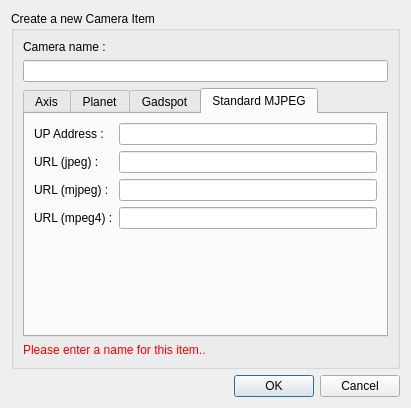
This is data/DialogNewCamera.ui in calaos/calaos_installer as Qt 5 draws it before an edit. The edited form follows.
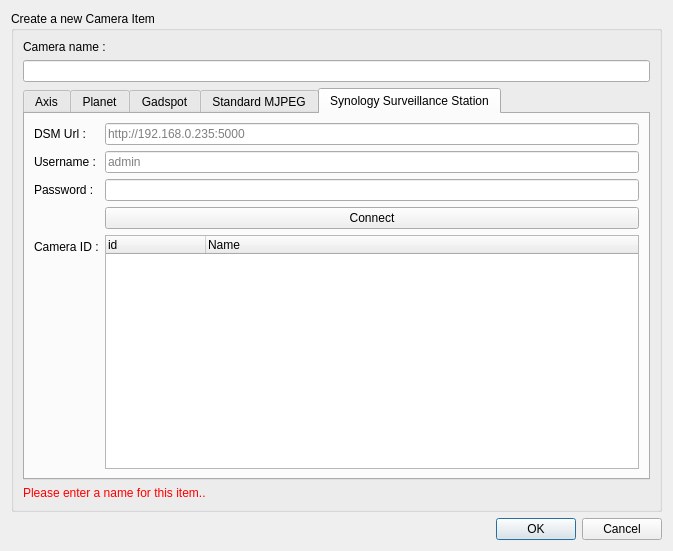
This is the edited form. Icons and pictures are not drawn.

Commit message: add synology camera support

Patch:
```diff
--- a/data/DialogNewCamera.ui
+++ b/data/DialogNewCamera.ui
@@ -6,8 +6,8 @@
    <rect>
     <x>0</x>
     <y>0</y>
-    <width>411</width>
-    <height>408</height>
+    <width>673</width>
+    <height>551</height>
    </rect>
   </property>
   <property name="sizePolicy">
@@ -22,12 +22,6 @@
     <height>408</height>
    </size>
   </property>
-  <property name="maximumSize">
-   <size>
-    <width>411</width>
-    <height>408</height>
-   </size>
-  </property>
   <property name="font">
    <font>
     <weight>50</weight>
@@ -64,7 +58,7 @@
       <item>
        <widget class="QTabWidget" name="tab_camera_model">
         <property name="currentIndex">
-         <number>3</number>
+         <number>4</number>
         </property>
         <widget class="QWidget" name="tab">
          <attribute name="title">
@@ -337,6 +331,98 @@
           </item>
          </layout>
         </widget>
+        <widget class="QWidget" name="tab_5">
+         <attribute name="title">
+          <string>Synology Surveillance Station</string>
+         </attribute>
+         <layout class="QFormLayout" name="formLayout_5">
+          <item row="0" column="0">
+           <widget class="QLabel" name="label_12">
+            <property name="text">
+             <string>DSM Url :</string>
+            </property>
+           </widget>
+          </item>
+          <item row="0" column="1">
+           <widget class="QLineEdit" name="dsm_url">
+            <property name="text">
+             <string/>
+            </property>
+            <property name="placeholderText">
+             <string>http://192.168.0.235:5000</string>
+            </property>
+           </widget>
+          </item>
+          <item row="2" column="0">
+           <widget class="QLabel" name="label_13">
+            <property name="text">
+             <string>Username :</string>
+            </property>
+           </widget>
+          </item>
+          <item row="2" column="1">
+           <widget class="QLineEdit" name="dsm_username">
+            <property name="text">
+             <string/>
+            </property>
+            <property name="placeholderText">
+             <string>admin</string>
+            </property>
+           </widget>
+          </item>
+          <item row="3" column="0">
+           <widget class="QLabel" name="label_14">
+            <property name="text">
+             <string>Password :</string>
+            </property>
+           </widget>
+          </item>
+          <item row="3" column="1">
+           <widget class="QLineEdit" name="dsm_password">
+            <property name="text">
+             <string/>
+            </property>
+            <property name="echoMode">
+             <enum>QLineEdit::PasswordEchoOnEdit</enum>
+            </property>
+           </widget>
+          </item>
+          <item row="5" column="0">
+           <widget class="QLabel" name="label_15">
+            <property name="text">
+             <string>Camera ID :</string>
+            </property>
+           </widget>
+          </item>
+          <item row="4" column="1">
+           <widget class="QPushButton" name="pushButtonConnectDsm">
+            <property name="text">
+             <string>Connect</string>
+            </property>
+           </widget>
+          </item>
+          <item row="5" column="1">
+           <widget class="QTreeWidget" name="treeWidgetDsmCam">
+            <property name="editTriggers">
+             <set>QAbstractItemView::NoEditTriggers</set>
+            </property>
+            <property name="rootIsDecorated">
+             <bool>false</bool>
+            </property>
+            <column>
+             <property name="text">
+              <string>id</string>
+             </property>
+            </column>
+            <column>
+             <property name="text">
+              <string>Name</string>
+             </property>
+            </column>
+           </widget>
+          </item>
+         </layout>
+        </widget>
        </widget>
       </item>
       <item>
```
The commit also changes 6 other files.
